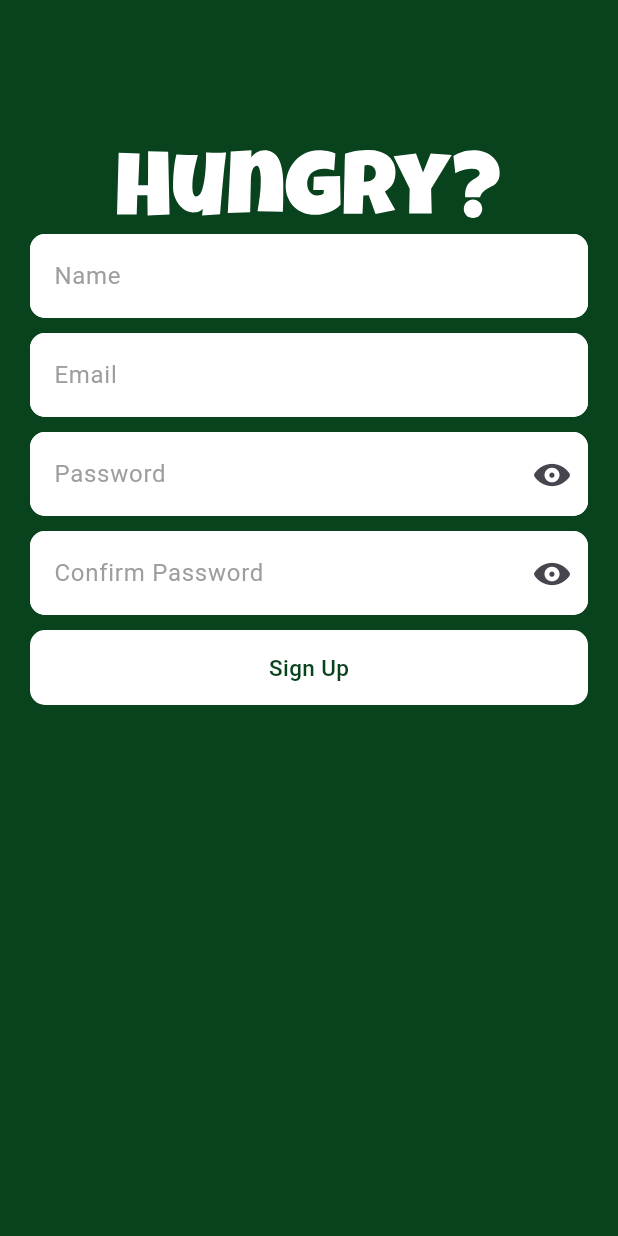
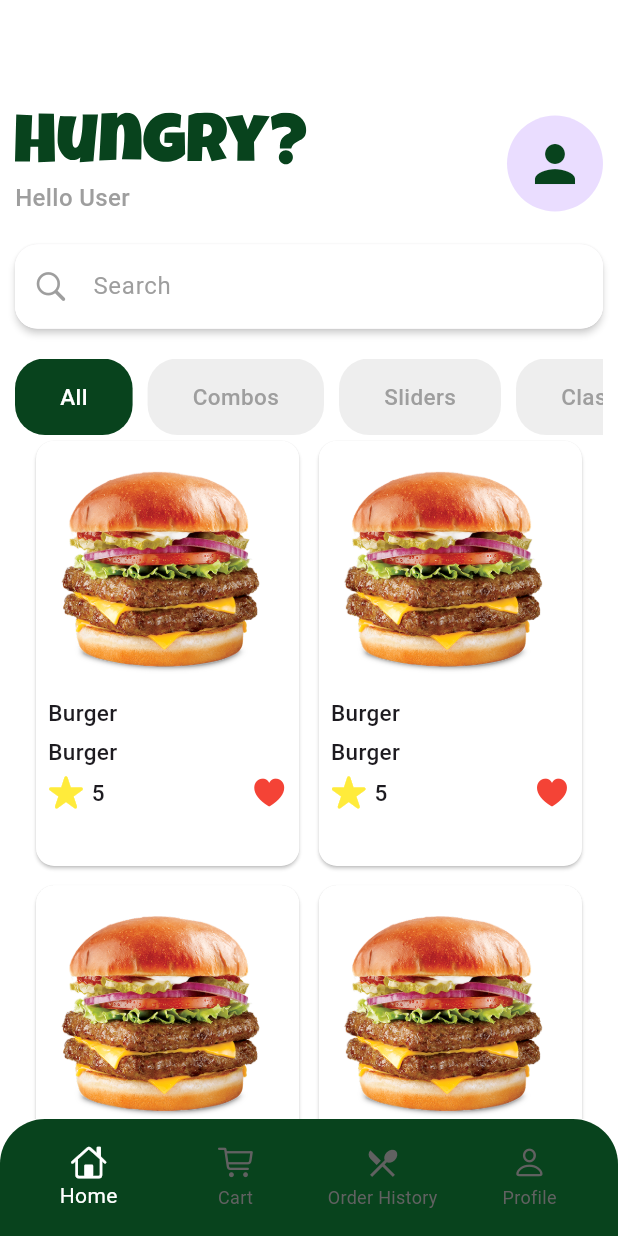
Before and after one commit to Hassan-Kaoud/food_app, a Flutter app: the screen it shows after launch, on a phone screen of 412 x 824 dp. Run offline on Flutter 3.47's test engine with Material 3 defaults, Android fonts, the phone set to English and light mode, and no system bars; our stand-ins replace flutter_svg, gap.

Commit message:
home view  commit

```diff
--- a/lib/features/auth/view/profile_view.dart
+++ b/lib/features/auth/view/profile_view.dart
@@ -0,0 +1,12 @@
+import 'package:flutter/material.dart';
+
+class ProfileView extends StatelessWidget {
+  const ProfileView({super.key});
+
+  @override
+  Widget build(BuildContext context) {
+    return Scaffold(
+      body: Center(child: Text("Profile View"),),
+    );
+  }
+}
--- /dev/null
+++ b/lib/features/cart/views/cart_view.dart
@@ -0,0 +1,12 @@
+import 'package:flutter/material.dart';
+
+class CartView extends StatelessWidget {
+  const CartView({super.key});
+
+  @override
+  Widget build(BuildContext context) {
+    return  Scaffold(
+      body: Center(child: Text("Cart View"),),
+    );
+  }
+}
--- /dev/null
+++ b/lib/features/home/views/home_view.dart
@@ -0,0 +1,70 @@
+import 'package:flutter/cupertino.dart';
+import 'package:flutter/material.dart';
+import 'package:flutter_svg/svg.dart';
+import 'package:food_app/core/constants/app_colors.dart';
+import 'package:food_app/features/home/widgets/card_item.dart';
+import 'package:food_app/features/home/widgets/food_categroy.dart';
+import 'package:food_app/features/home/widgets/search_item.dart';
+import 'package:food_app/features/home/widgets/user_header.dart';
+import 'package:food_app/shared/custom_text.dart';
+import 'package:gap/gap.dart';
+
+class HomeView extends StatefulWidget {
+  const HomeView({super.key});
+
+  @override
+  State<HomeView> createState() => _HomeViewState();
+}
+
+class _HomeViewState extends State<HomeView> {
+  List<String> categories = ["All", "Combos", "Sliders", "Classics"];
+  int selectedIndex = 0;
+  @override
+  Widget build(BuildContext context) {
+    return GestureDetector(
+      onTap: () => FocusScope.of(context).unfocus(),
+      child: Scaffold(
+
+        body: CustomScrollView(
+          slivers: [
+
+
+            SliverToBoxAdapter(
+              child:
+
+
+
+
+            Padding(
+              padding: const EdgeInsets.symmetric(horizontal: 10.0),
+              child: Column(
+                children: [
+                  Gap(75),
+                  UserHeader(),
+                  Gap(20),
+                  SearchItem(),
+
+                  Gap(20),
+                  FoodCategroy(categories: categories, selectedIndex: selectedIndex),
+                 ]),
+            ),
+
+            ),
+
+            SliverPadding(padding: EdgeInsets.symmetric(horizontal: 20),
+            sliver: SliverGrid(
+
+
+              delegate: SliverChildBuilderDelegate(
+                childCount: 6,
+                (context, index) {
+              return CardItem(image: "assets/items/burger.png", text: "Burger", decs: "Burger", rate: "5");
+            },), gridDelegate: SliverGridDelegateWithFixedCrossAxisCount(crossAxisCount: 2, crossAxisSpacing: 5, mainAxisSpacing: 5,childAspectRatio: 0.63),),
+            )
+
+          ]
+        )
+      ),
+    );
+  }
+}
--- /dev/null
+++ b/lib/features/home/widgets/card_item.dart
@@ -0,0 +1,43 @@
+import 'package:flutter/cupertino.dart';
+import 'package:flutter/material.dart';
+import 'package:food_app/shared/custom_text.dart';
+import 'package:gap/gap.dart';
+
+class CardItem extends StatelessWidget {
+   CardItem({super.key, required this.image, required this.text, required this.decs, required this.rate});
+  final String image, text, decs, rate;
+
+  @override
+  Widget build(BuildContext context) {
+    return Card(
+      color: Colors.white,
+      child: Padding(
+        padding: const EdgeInsets.all(8.0),
+        child: Column(
+          crossAxisAlignment: CrossAxisAlignment.start,
+
+          children: [
+            Image.asset(image, width: 150),
+            Gap(10),
+            CustomText(text: text, size: 15, weight: FontWeight.w500),
+            Gap(5),
+            CustomText(text: decs, size: 15, weight: FontWeight.w500),
+            Gap(5),
+            Row(
+              mainAxisSize: MainAxisSize.min,
+
+              children: [
+                Icon(CupertinoIcons.star_fill, color: Colors.yellow),
+                Gap(5),
+
+                CustomText(text: rate, size: 15, weight: FontWeight.w500),
+                Spacer(),
+                Icon( CupertinoIcons.suit_heart_fill, color: Colors.red,),
+              ],
+            ),
+          ],
+        ),
+      ),
+    );
+  }
+}
--- /dev/null
+++ b/lib/features/home/widgets/food_categroy.dart
@@ -0,0 +1,70 @@
+import 'package:flutter/material.dart';
+import 'package:food_app/core/constants/app_colors.dart';
+import 'package:food_app/shared/custom_text.dart';
+
+class FoodCategroy extends StatefulWidget {
+   FoodCategroy({super.key, required this.categories, required this.selectedIndex});
+  final   List<String> categories ;
+   final int selectedIndex;
+
+  @override
+  State<FoodCategroy> createState() => _FoodCategroyState();
+}
+
+class _FoodCategroyState extends State<FoodCategroy> {
+  @override
+  late int selectedIndex;
+
+  initState() {
+
+    selectedIndex = widget.selectedIndex;
+       super.initState();
+  }
+
+
+
+
+
+
+  Widget build(BuildContext context) {
+    return  SingleChildScrollView(
+                    scrollDirection: Axis.horizontal,
+                    child: Row(
+                      children: List.generate(
+                        widget.categories.length,
+                        (index) => GestureDetector(
+                          onTap: () {
+                            setState(() {
+
+                          selectedIndex = index;
+                            });
+                          },
+
+                          child: Container(
+                            margin: EdgeInsets.only(right: 10),
+                            decoration: BoxDecoration(
+                              color:selectedIndex == index
+                                  ? AppColors.primaryColor
+                                  : Colors.grey.shade200,
+                              borderRadius: BorderRadius.circular(20),
+                            ),
+                            padding: EdgeInsets.symmetric(
+                              horizontal: 30,
+                              vertical: 15,
+                            ),
+                            child: CustomText(
+                              text: widget.categories[index],
+                              size: 15,
+                              weight: FontWeight.w500,
+                              color: selectedIndex == index
+                                  ? Colors.white
+                                  : Colors.grey.shade500,
+                            ),
+                          ),
+                        ),
+                      ),
+                    ),
+                  )
+               ;
+  }
+}
--- /dev/null
+++ b/lib/features/home/widgets/search_item.dart
@@ -0,0 +1,43 @@
+import 'package:flutter/cupertino.dart';
+import 'package:flutter/material.dart';
+
+class SearchItem extends StatelessWidget {
+  const SearchItem({super.key});
+
+  @override
+  Widget build(BuildContext context) {
+    return        Material(
+
+                    borderRadius: BorderRadius.circular(15),
+                    elevation: 2,
+                    shadowColor: Colors.grey.shade300,
+                    child: TextField(
+                      decoration: InputDecoration(
+                        filled: true,
+                        fillColor: Colors.white,
+                        enabledBorder: OutlineInputBorder(
+                          borderRadius: BorderRadius.circular(15),
+                          borderSide: BorderSide(color: Colors.white),
+                        ),
+                        border: OutlineInputBorder(
+                          borderRadius: BorderRadius.circular(15),
+                          borderSide: BorderSide(color: Colors.white),
+                        ),
+                        hintText: "Search",
+                        hintStyle: TextStyle(color: Colors.grey.shade500),
+                        prefixIcon: Icon(
+                          CupertinoIcons.search,
+                          color: Colors.grey.shade500,
+                        ),
+
+                        focusedBorder: OutlineInputBorder(
+                          borderRadius: BorderRadius.circular(15),
+                          borderSide: BorderSide(color: Colors.white),
+                        ),
+                      ),
+                    ),
+                  )
+
+                ;
+  }
+}
--- /dev/null
+++ b/lib/features/home/widgets/user_header.dart
@@ -0,0 +1,36 @@
+import 'package:flutter/material.dart';
+import 'package:flutter_svg/svg.dart';
+import 'package:food_app/core/constants/app_colors.dart';
+import 'package:food_app/shared/custom_text.dart';
+import 'package:gap/gap.dart';
+
+class UserHeader extends StatelessWidget {
+  const UserHeader({super.key});
+
+  @override
+  Widget build(BuildContext context) {
+    return   Row(
+                    children: [
+                      Column(
+                        crossAxisAlignment: CrossAxisAlignment.start,
+                        children: [
+                          SvgPicture.asset(
+                            "assets/logo/Hungry_.svg",
+                            color: AppColors.primaryColor,
+                            height: 35,
+                          ),
+                          Gap(10),
+                          CustomText(
+                            text: "Hello User",
+                            color: Colors.grey.shade500,
+                            size: 16,
+                            weight: FontWeight.w500,
+                          ),
+                        ],
+                      ),
+                      Spacer(),
+                      CircleAvatar(radius: 32,child: Icon(fill:1 , Icons.person,color: AppColors.primaryColor, size: 40),),
+                    ],
+                  );
+  }
+}
--- /dev/null
+++ b/lib/features/orderhistory/views/order_history_view.dart
@@ -0,0 +1,12 @@
+import 'package:flutter/material.dart';
+
+class OrderHistoryView extends StatelessWidget {
+  const OrderHistoryView({super.key});
+
+  @override
+  Widget build(BuildContext context) {
+    return Scaffold(
+      body: Center(child: Text("Order History View"),),
+    );
+  }
+}
--- a/lib/main.dart
+++ b/lib/main.dart
@@ -1,6 +1,7 @@
 import 'package:flutter/material.dart';
 import 'package:food_app/features/auth/view/login_view.dart';
 import 'package:food_app/features/auth/view/signup_view.dart';
+import 'package:food_app/root.dart';
 import 'package:food_app/splash.dart';
 
 void main() {
@@ -13,10 +14,11 @@ class MyApp extends StatelessWidget {
   @override
   Widget build(BuildContext context) {
     return MaterialApp(
+      theme: ThemeData(scaffoldBackgroundColor:  Colors.white,),
       debugShowCheckedModeBanner: false,
       title: 'Flutter Demo'
       ,
-      home: SignupView(),
+      home: Root(),
     );
   }
 }
--- a/lib/root.dart
+++ b/lib/root.dart
@@ -0,0 +1,76 @@
+import 'package:flutter/cupertino.dart';
+import 'package:flutter/material.dart';
+import 'package:food_app/core/constants/app_colors.dart';
+import 'package:food_app/features/auth/view/profile_view.dart';
+import 'package:food_app/features/cart/views/cart_view.dart';
+import 'package:food_app/features/home/views/home_view.dart';
+import 'package:food_app/features/orderhistory/views/order_history_view.dart';
+
+class Root extends StatefulWidget {
+   Root({super.key});
+
+  @override
+  State<Root> createState() => _RootState();
+
+}
+
+class _RootState extends State<Root> {
+  late PageController pageController ;
+    late  List<Widget> screens;
+    int currentIndex = 0;
+
+  void initState() {
+     screens =
+  [
+    HomeView(),
+    CartView(),
+    OrderHistoryView(),
+    ProfileView()
+  ];
+    pageController = PageController(initialPage: currentIndex);
+    super.initState();
+
+  }
+
+  @override
+  Widget build(BuildContext context) {
+    return Scaffold(
+      body: PageView(
+        physics: NeverScrollableScrollPhysics(),
+
+        controller: pageController,
+        children: screens
+        ,
+      ),
+      bottomNavigationBar: Container(
+        padding: EdgeInsets.all(10) ,
+decoration: BoxDecoration(
+  color: AppColors.primaryColor,
+  borderRadius: BorderRadius.only(topLeft: Radius.circular(30), topRight: Radius.circular(30)),
+
+),
+        child: BottomNavigationBar(
+          onTap: (index) {
+            setState(() {
+              currentIndex = index;
+              pageController.jumpToPage(index);
+            });
+          },
+
+          elevation: 0,
+          backgroundColor: Colors.transparent,
+          type: BottomNavigationBarType.fixed ,
+          selectedItemColor: Colors.white,
+          unselectedItemColor: Colors.grey.shade700,
+          currentIndex: currentIndex,
+          items: [
+            BottomNavigationBarItem(icon: Icon(CupertinoIcons.home), label: "Home"),
+            BottomNavigationBarItem(icon: Icon(CupertinoIcons.shopping_cart), label: "Cart"),
+            BottomNavigationBarItem(icon: Icon(Icons.local_restaurant_sharp), label: "Order History"),
+            BottomNavigationBarItem(icon: Icon(CupertinoIcons.person), label: "Profile"),
+          ],
+        ),
+      )
+    );
+  }
+}
--- a/pubspec.yaml
+++ b/pubspec.yaml
@@ -63,6 +63,7 @@ flutter:
   assets:
     - assets/splash/
     - assets/logo/
+    - assets/items/
 
 
   # An image asset can refer to one or more resolution-specific "variants", see
```
Also changed, not shown: assets/items/burger.png (added).
